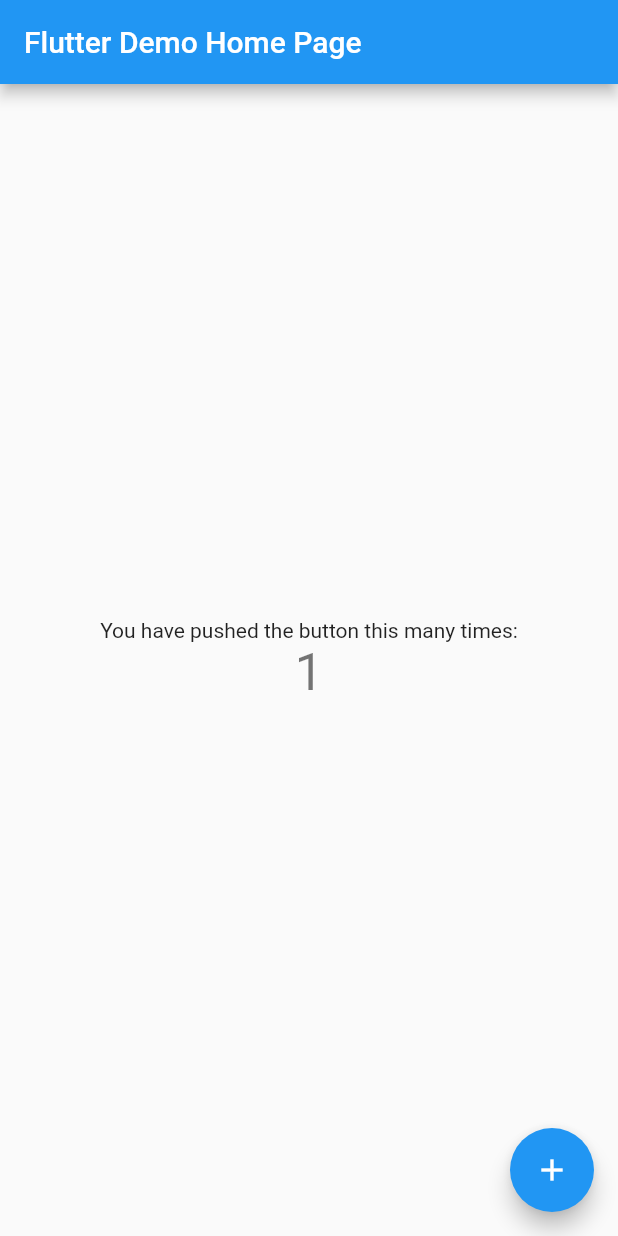
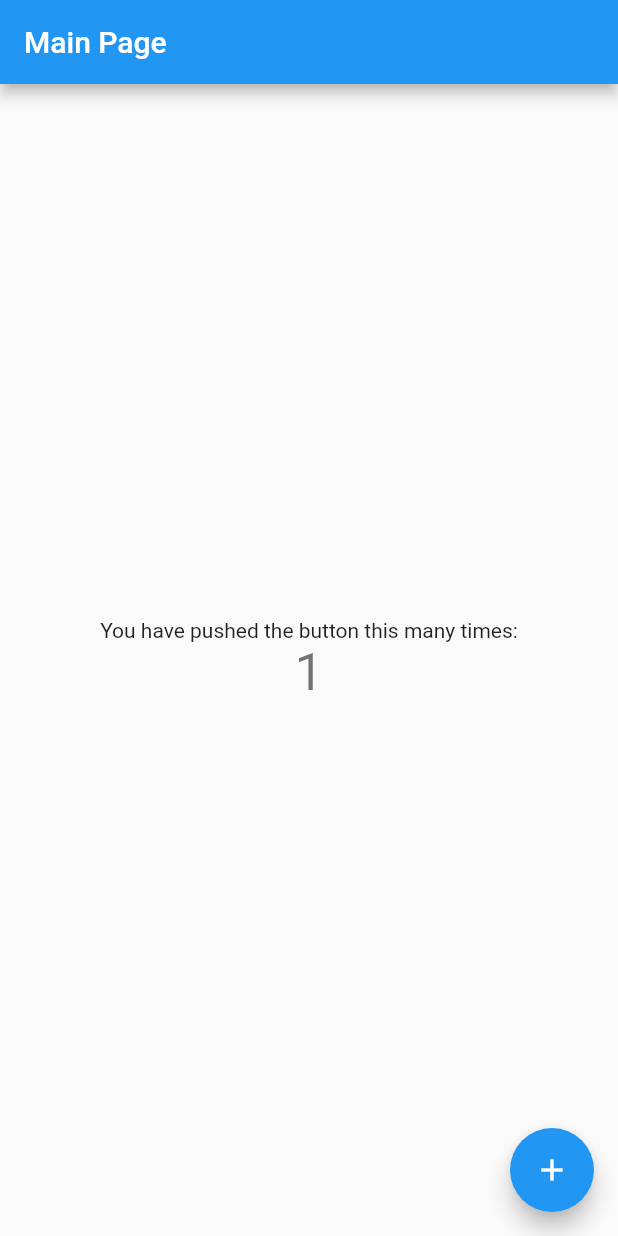
Before and after one commit to iamtheappguy/flutter, a Flutter app: the screen it shows after launch, after a tap on the "add" icon, on a phone screen of 412 x 824 dp. Run offline on Flutter 3.47's test engine with Material 2 defaults, Android fonts, the phone set to English and light mode, and no system bars; our stand-ins replace get_it.

Commit message:
Refactored Change Provider and GetIt using initial Flutter app code

```diff
--- /dev/null
+++ b/lib/IoC/boostrap.dart
@@ -0,0 +1,19 @@
+import 'package:flutter_github/services/exampleService.dart';
+import 'package:get_it/get_it.dart';
+
+/// container holding all registered objects across app
+GetIt container = GetIt.instance;
+
+/// Register objects to be used by GetIt
+class Bootstrap {
+  // due to the app being a single page this can run many times.
+  static bool hasRun = false;
+
+  /// Initialise GetIt container with all objects that can be resolved
+  static void init() {
+    if (!hasRun) {
+      hasRun = true;
+      container.registerSingleton<ExampleService>(new ExampleService());
+    }
+  }
+}
--- a/lib/main.dart
+++ b/lib/main.dart
@@ -1,4 +1,8 @@
 import 'package:flutter/material.dart';
+import 'package:flutter_github/IoC/boostrap.dart';
+import 'package:flutter_github/pages/HomePage.dart';
+import 'package:flutter_github/pages/HomePageModel.dart';
+import 'package:provider/provider.dart';
 
 void main() {
   runApp(MyApp());
@@ -8,8 +12,11 @@ class MyApp extends StatelessWidget {
   // This widget is the root of your application.
   @override
   Widget build(BuildContext context) {
-    return MaterialApp(
-      title: 'Flutter Demo',
+    // run boostrap to initialise the app IoC
+    Bootstrap.init();
+
+    var mainApp = MaterialApp(
+      title: 'Paul Harding - Flutter',
       theme: ThemeData(
         // This is the theme of your application.
         //
@@ -26,92 +33,12 @@ class MyApp extends StatelessWidget {
         // closer together (more dense) than on mobile platforms.
         visualDensity: VisualDensity.adaptivePlatformDensity,
       ),
-      home: MyHomePage(title: 'Flutter Demo Home Page'),
+      home: MainPage(),
     );
+
+    // return provider tying app and change notifiyers
+    return MultiProvider(providers: [
+      ChangeNotifierProvider<HomePageModel>.value(value: HomePageModel())
+    ], child: mainApp);
   }
 }
-
-class MyHomePage extends StatefulWidget {
-  MyHomePage({Key key, this.title}) : super(key: key);
-
-  // This widget is the home page of your application. It is stateful, meaning
-  // that it has a State object (defined below) that contains fields that affect
-  // how it looks.
-
-  // This class is the configuration for the state. It holds the values (in this
-  // case the title) provided by the parent (in this case the App widget) and
-  // used by the build method of the State. Fields in a Widget subclass are
-  // always marked "final".
-
-  final String title;
-
-  @override
-  _MyHomePageState createState() => _MyHomePageState();
-}
-
-class _MyHomePageState extends State<MyHomePage> {
-  int _counter = 0;
-
-  void _incrementCounter() {
-    setState(() {
-      // This call to setState tells the Flutter framework that something has
-      // changed in this State, which causes it to rerun the build method below
-      // so that the display can reflect the updated values. If we changed
-      // _counter without calling setState(), then the build method would not be
-      // called again, and so nothing would appear to happen.
-      _counter++;
-    });
-  }
-
-  @override
-  Widget build(BuildContext context) {
-    // This method is rerun every time setState is called, for instance as done
-    // by the _incrementCounter method above.
-    //
-    // The Flutter framework has been optimized to make rerunning build methods
-    // fast, so that you can just rebuild anything that needs updating rather
-    // than having to individually change instances of widgets.
-    return Scaffold(
-      appBar: AppBar(
-        // Here we take the value from the MyHomePage object that was created by
-        // the App.build method, and use it to set our appbar title.
-        title: Text(widget.title),
-      ),
-      body: Center(
-        // Center is a layout widget. It takes a single child and positions it
-        // in the middle of the parent.
-        child: Column(
-          // Column is also a layout widget. It takes a list of children and
-          // arranges them vertically. By default, it sizes itself to fit its
-          // children horizontally, and tries to be as tall as its parent.
-          //
-          // Invoke "debug painting" (press "p" in the console, choose the
-          // "Toggle Debug Paint" action from the Flutter Inspector in Android
-          // Studio, or the "Toggle Debug Paint" command in Visual Studio Code)
-          // to see the wireframe for each widget.
-          //
-          // Column has various properties to control how it sizes itself and
-          // how it positions its children. Here we use mainAxisAlignment to
-          // center the children vertically; the main axis here is the vertical
-          // axis because Columns are vertical (the cross axis would be
-          // horizontal).
-          mainAxisAlignment: MainAxisAlignment.center,
-          children: <Widget>[
-            Text(
-              'You have pushed the button this many times:',
-            ),
-            Text(
-              '$_counter',
-              style: Theme.of(context).textTheme.headline4,
-            ),
-          ],
-        ),
-      ),
-      floatingActionButton: FloatingActionButton(
-        onPressed: _incrementCounter,
-        tooltip: 'Increment',
-        child: Icon(Icons.add),
-      ), // This trailing comma makes auto-formatting nicer for build methods.
-    );
-  }
-}
--- /dev/null
+++ b/lib/pages/HomePage.dart
@@ -0,0 +1,69 @@
+import 'package:flutter/material.dart';
+import 'package:flutter_github/pages/HomePageModel.dart';
+import 'package:provider/provider.dart';
+
+class MainPage extends StatefulWidget {
+  static const String routeName = '/mainPage';
+
+  @override
+  _MainPageState createState() => _MainPageState();
+}
+
+class _MainPageState extends State<MainPage> {
+  @override
+  Widget build(BuildContext context) {
+    // Get Model to use
+    final HomePageModel pageModel = Provider.of<HomePageModel>(context);
+
+    // This method is rerun every time setState is called, for instance as done
+    // by the _incrementCounter method above.
+    //
+    // The Flutter framework has been optimized to make rerunning build methods
+    // fast, so that you can just rebuild anything that needs updating rather
+    // than having to individually change instances of widgets.
+    return Scaffold(
+      appBar: AppBar(
+        // Here we take the value from the MyHomePage object that was created by
+        // the App.build method, and use it to set our appbar title.
+        title: Text(pageModel.title),
+      ),
+      body: Center(
+        // Center is a layout widget. It takes a single child and positions it
+        // in the middle of the parent.
+        child: Column(
+          // Column is also a layout widget. It takes a list of children and
+          // arranges them vertically. By default, it sizes itself to fit its
+          // children horizontally, and tries to be as tall as its parent.
+          //
+          // Invoke "debug painting" (press "p" in the console, choose the
+          // "Toggle Debug Paint" action from the Flutter Inspector in Android
+          // Studio, or the "Toggle Debug Paint" command in Visual Studio Code)
+          // to see the wireframe for each widget.
+          //
+          // Column has various properties to control how it sizes itself and
+          // how it positions its children. Here we use mainAxisAlignment to
+          // center the children vertically; the main axis here is the vertical
+          // axis because Columns are vertical (the cross axis would be
+          // horizontal).
+          mainAxisAlignment: MainAxisAlignment.center,
+          children: <Widget>[
+            Text(
+              'You have pushed the button this many times:',
+            ),
+            Text(
+              pageModel.counter.toString(),
+              style: Theme.of(context).textTheme.headline4,
+            ),
+          ],
+        ),
+      ),
+      floatingActionButton: FloatingActionButton(
+        onPressed: () {
+          pageModel.incrementCounter();
+        },
+        tooltip: 'Increment',
+        child: Icon(Icons.add),
+      ), // This trailing comma makes auto-formatting nicer for build methods.
+    );
+  }
+}
--- /dev/null
+++ b/lib/pages/HomePageModel.dart
@@ -0,0 +1,31 @@
+import 'package:flutter/material.dart';
+import 'package:flutter_github/IoC/boostrap.dart';
+import 'package:flutter_github/services/exampleService.dart';
+
+/// Main Page refactored from Flutter inital code
+class HomePageModel extends ChangeNotifier {
+  /// resolve required services
+  final ExampleService authenticationService = container.get<ExampleService>();
+
+  /// Refactored Title
+  String title = 'Main Page';
+
+  /// Refactored Counter
+  int counter = 0;
+
+  /// New Method, reset the counter
+  void resetCounter() {
+    this.counter = 0;
+  }
+
+  // Incremets the internal counter by.
+  ///
+  /// IN: none
+  /// OUT: none
+  void incrementCounter() {
+    this.counter++;
+
+    // notify listenting to changes of the counter
+    notifyListeners();
+  }
+}
--- /dev/null
+++ b/lib/services/exampleService.dart
@@ -0,0 +1,21 @@
+// Example of Seperation into a Service
+// This could be HTTP Requests, Data Access etc.
+class ExampleService {
+  Map<String, String> dataContentList = new Map<String, String>();
+
+  containsKey(key) {
+    return dataContentList.containsKey(key);
+  }
+
+  get(key) {
+    if (dataContentList.containsKey(key)) {
+      return this.dataContentList[key];
+    }
+
+    return null;
+  }
+
+  add(key, data) {
+    this.dataContentList[key] = data;
+  }
+}
--- a/pubspec.yaml
+++ b/pubspec.yaml
@@ -23,7 +23,8 @@ environment:
 dependencies:
   flutter:
     sdk: flutter
-
+  get_it: ^4.0.4
+  provider: ^4.3.2+2
 
   # The following adds the Cupertino Icons font to your application.
   # Use with the CupertinoIcons class for iOS style icons.
```
Also changed, not shown: 3 other files.
